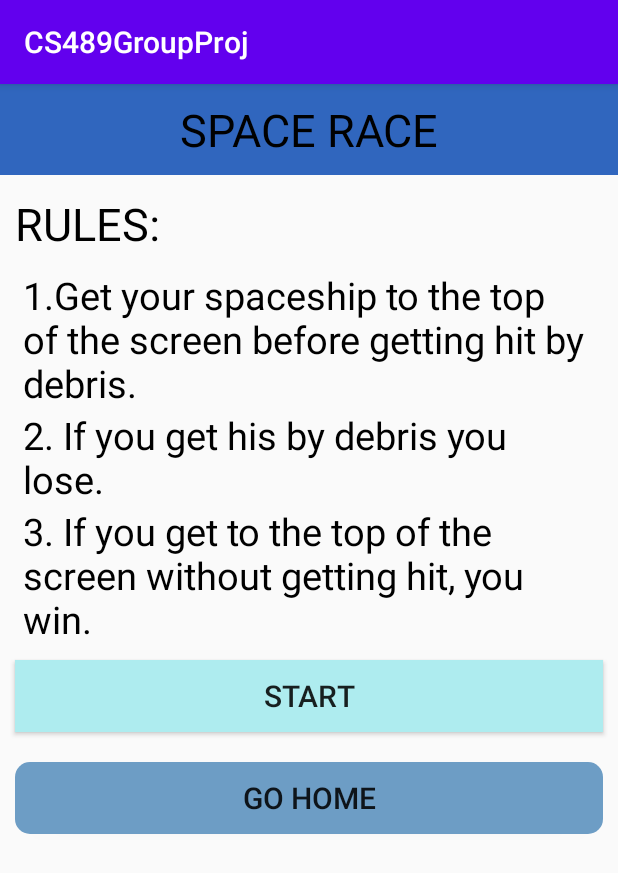
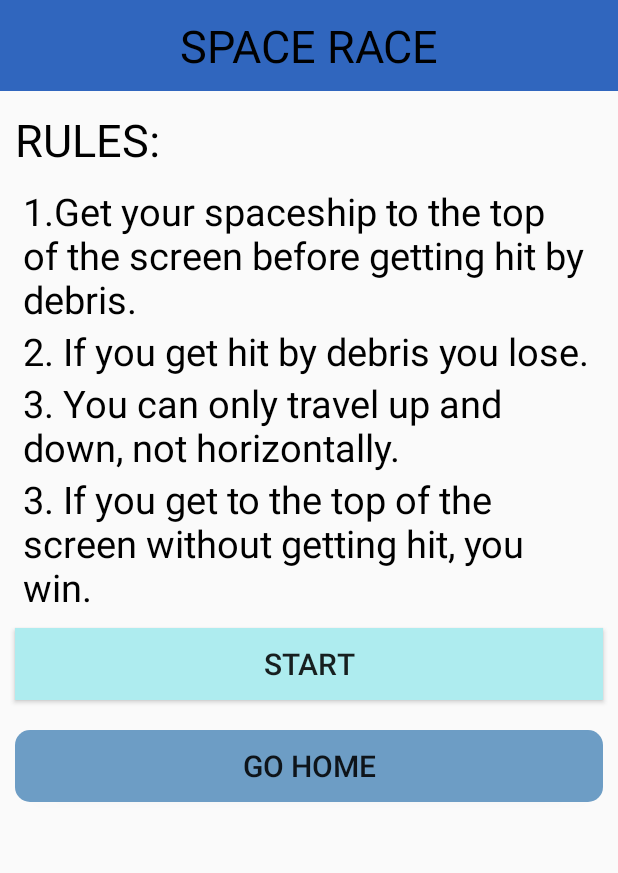
Before and after one commit to vrmatos/CS489GroupProj, an Android app: the SpaceGameRules screen opened directly, with no data from a screen before it, on a phone screen of 412 x 824 dp. Shown: the top 873 px of the screen. Run offline under Robolectric (Android 15) with nearby library versions, the phone set to English and light mode, and no system bars.

Commit message:
hiding action bar for alphabet and space game

```diff
--- a/app/src/main/java/com/victoriamatos/cs489groupproj/AlphabetActivity.java
+++ b/app/src/main/java/com/victoriamatos/cs489groupproj/AlphabetActivity.java
@@ -30,6 +30,7 @@ public class AlphabetActivity extends AppCompatActivity {
         super.onCreate(savedInstanceState);
         setContentView(R.layout.alphabet_layout);
         textview_id = (TextView) findViewById(R.id.text);
+        getSupportActionBar().hide();
 
         // check if voice recognition is installed
         PackageManager manager = getPackageManager();
--- a/app/src/main/java/com/victoriamatos/cs489groupproj/SpaceGameRules.java
+++ b/app/src/main/java/com/victoriamatos/cs489groupproj/SpaceGameRules.java
@@ -19,6 +19,7 @@ public class SpaceGameRules extends AppCompatActivity {
         super.onCreate(savedInstanceState);
         setContentView(R.layout.game_rules);
         game = new Game(this);
+        getSupportActionBar().hide();
     }
 
     public void startGame(View v){
--- a/app/src/main/res/layout/game_rules.xml
+++ b/app/src/main/res/layout/game_rules.xml
@@ -30,12 +30,18 @@
         style="@style/RuleStep"
         android:id="@+id/step2"
         android:layout_below="@id/step1"
-        android:text="2. If you get his by debris you lose." />
+        android:text="2. If you get hit by debris you lose." />
 
     <TextView
         style="@style/RuleStep"
         android:id="@+id/step3"
         android:layout_below="@id/step2"
+        android:text="3. You can only travel up and down, not horizontally." />
+
+    <TextView
+        style="@style/RuleStep"
+        android:id="@+id/step4"
+        android:layout_below="@id/step3"
         android:text="3. If you get to the top of the screen without getting hit, you win." />
 
 
@@ -46,7 +52,7 @@
         android:layout_height="wrap_content"
         android:layout_margin="10dp"
         android:layout_centerHorizontal="true"
-        android:layout_below="@+id/step3"
+        android:layout_below="@+id/step4"
         android:text="START"
         android:onClick="startGame"
         android:textSize="20sp"
```
